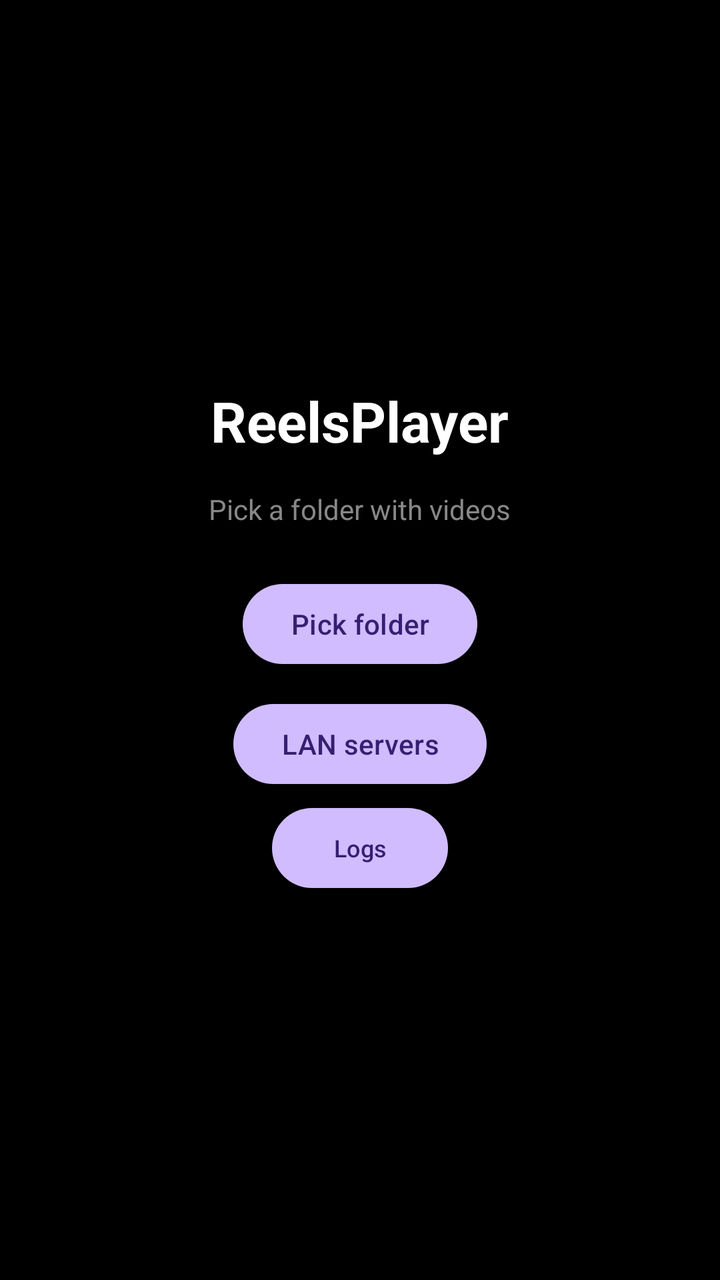
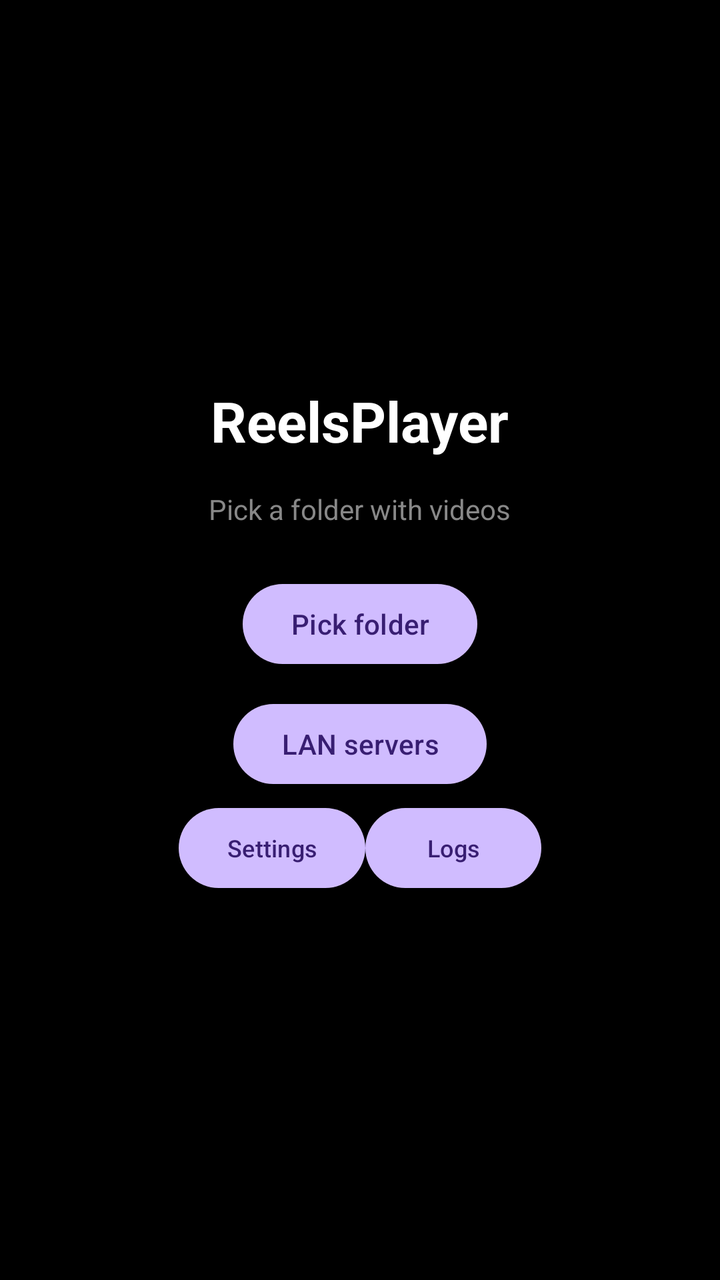

Screens rendered from an Android XML layout before and after an edit, with the pre-edit source and the edit as a unified diff.
<!-- AndroidManifest.xml: application theme Theme.ReelsPlayer -->
<!-- res/layout/activity_main.xml -->
<?xml version="1.0" encoding="utf-8"?>
<FrameLayout xmlns:android="http://schemas.android.com/apk/res/android"
    android:layout_width="match_parent"
    android:layout_height="match_parent"
    android:background="@android:color/black">

    
    <LinearLayout
        android:id="@+id/landing"
        android:layout_width="match_parent"
        android:layout_height="match_parent"
        android:orientation="vertical"
        android:gravity="center"
        android:padding="32dp">

        <TextView
            android:layout_width="wrap_content"
            android:layout_height="wrap_content"
            android:text="ReelsPlayer"
            android:textSize="28sp"
            android:textColor="@android:color/white"
            android:textStyle="bold" />

        <TextView
            android:id="@+id/landingSubtitle"
            android:layout_width="wrap_content"
            android:layout_height="wrap_content"
            android:layout_marginTop="16dp"
            android:text="@string/landing_subtitle"
            android:textSize="14sp"
            android:textColor="#888888"
            android:gravity="center" />

        <Button
            android:id="@+id/resumeBtn"
            android:layout_width="wrap_content"
            android:layout_height="wrap_content"
            android:layout_marginTop="16dp"
            android:text="@string/resume_playback"
            android:textAllCaps="false"
            android:visibility="gone" />

        <Button
            android:id="@+id/pickBtn"
            android:layout_width="wrap_content"
            android:layout_height="wrap_content"
            android:layout_marginTop="24dp"
            android:text="@string/pick_folder"
            android:textAllCaps="false" />

        <Button
            android:id="@+id/lanBtn"
            android:layout_width="wrap_content"
            android:layout_height="wrap_content"
            android:layout_marginTop="12dp"
            android:text="@string/lan_button"
            android:textAllCaps="false" />

        <Button
            android:id="@+id/logBtn"
            android:layout_width="wrap_content"
            android:layout_height="wrap_content"
            android:layout_marginTop="4dp"
            android:text="@string/log_button"
            android:textAllCaps="false"
            android:textSize="12sp" />

    </LinearLayout>

    
    <androidx.viewpager2.widget.ViewPager2
        android:id="@+id/viewPager"
        android:layout_width="match_parent"
        android:layout_height="match_parent"
        android:orientation="vertical"
        android:visibility="gone" />

    
    <LinearLayout
        android:id="@+id/hud"
        android:layout_width="match_parent"
        android:layout_height="wrap_content"
        android:layout_gravity="bottom"
        android:orientation="vertical"
        android:padding="16dp"
        android:background="@drawable/gradient_bottom"
        android:visibility="gone">

        <TextView
            android:id="@+id/hudName"
            android:layout_width="match_parent"
            android:layout_height="wrap_content"
            android:textColor="@android:color/white"
            android:textSize="14sp"
            android:singleLine="true"
            android:ellipsize="middle" />

        <TextView
            android:id="@+id/hudCounter"
            android:layout_width="match_parent"
            android:layout_height="wrap_content"
            android:textColor="#AAAAAA"
            android:textSize="12sp"
            android:layout_marginTop="4dp" />

    </LinearLayout>

    
    <ImageButton
        android:id="@+id/exitBtn"
        android:layout_width="44dp"
        android:layout_height="44dp"
        android:layout_margin="12dp"
        android:layout_gravity="top|start"
        android:background="#33000000"
        android:contentDescription="@string/exit_playback"
        android:padding="10dp"
        android:src="@drawable/ic_back"
        android:visibility="gone" />

</FrameLayout>
<!-- resources referenced by this layout -->
<resources>
  <!-- drawable gradient_bottom (drawable) -->
  <?xml version="1.0" encoding="utf-8"?>
  <shape xmlns:android="http://schemas.android.com/apk/res/android">
      <gradient
          android:startColor="#00000000"
          android:endColor="#99000000"
          android:angle="270" />
  </shape>
  <!-- drawable ic_back (drawable) -->
  <vector xmlns:android="http://schemas.android.com/apk/res/android"
      android:width="24dp"
      android:height="24dp"
      android:tint="@android:color/white"
      android:viewportWidth="24"
      android:viewportHeight="24">
      <path
          android:fillColor="@android:color/white"
          android:pathData="M20,11H7.83l5.59,-5.59L12,4l-8,8 8,8 1.41,-1.41L7.83,13H20v-2z" />
  </vector>
  <string name="exit_playback">Exit playback</string>
  <string name="lan_button">LAN servers</string>
  <string name="landing_subtitle">Pick a folder with videos</string>
  <string name="log_button">Logs</string>
  <string name="pick_folder">Pick folder</string>
  <string name="resume_playback">Resume</string>
  <style name="Theme.ReelsPlayer" parent="Theme.Material3.Dark.NoActionBar">
          <item name="android:windowFullscreen">true</item>
          <item name="android:navigationBarColor">@android:color/black</item>
          <item name="android:statusBarColor">@android:color/transparent</item>
      </style>
</resources>

<!-- the commit's change to res/layout/activity_main.xml (unified diff, before → after) -->
@@ -56,14 +56,28 @@
             android:text="@string/lan_button"
             android:textAllCaps="false" />
 
-        <Button
-            android:id="@+id/logBtn"
+        <LinearLayout
             android:layout_width="wrap_content"
             android:layout_height="wrap_content"
             android:layout_marginTop="4dp"
-            android:text="@string/log_button"
-            android:textAllCaps="false"
-            android:textSize="12sp" />
+            android:orientation="horizontal">
+
+            <Button
+                android:id="@+id/settingsBtn"
+                android:layout_width="wrap_content"
+                android:layout_height="wrap_content"
+                android:text="@string/settings_button"
+                android:textAllCaps="false"
+                android:textSize="12sp" />
+
+            <Button
+                android:id="@+id/logBtn"
+                android:layout_width="wrap_content"
+                android:layout_height="wrap_content"
+                android:text="@string/log_button"
+                android:textAllCaps="false"
+                android:textSize="12sp" />
+        </LinearLayout>
 
     </LinearLayout>
 
<!-- resource entries referenced after the edit -->
@@ -25,6 +25,7 @@
   <string name="log_button">Logs</string>
   <string name="pick_folder">Pick folder</string>
   <string name="resume_playback">Resume</string>
+  <string name="settings_button">Settings</string>
   <style name="Theme.ReelsPlayer" parent="Theme.Material3.Dark.NoActionBar">
           <item name="android:windowFullscreen">true</item>
           <item name="android:navigationBarColor">@android:color/black</item>
